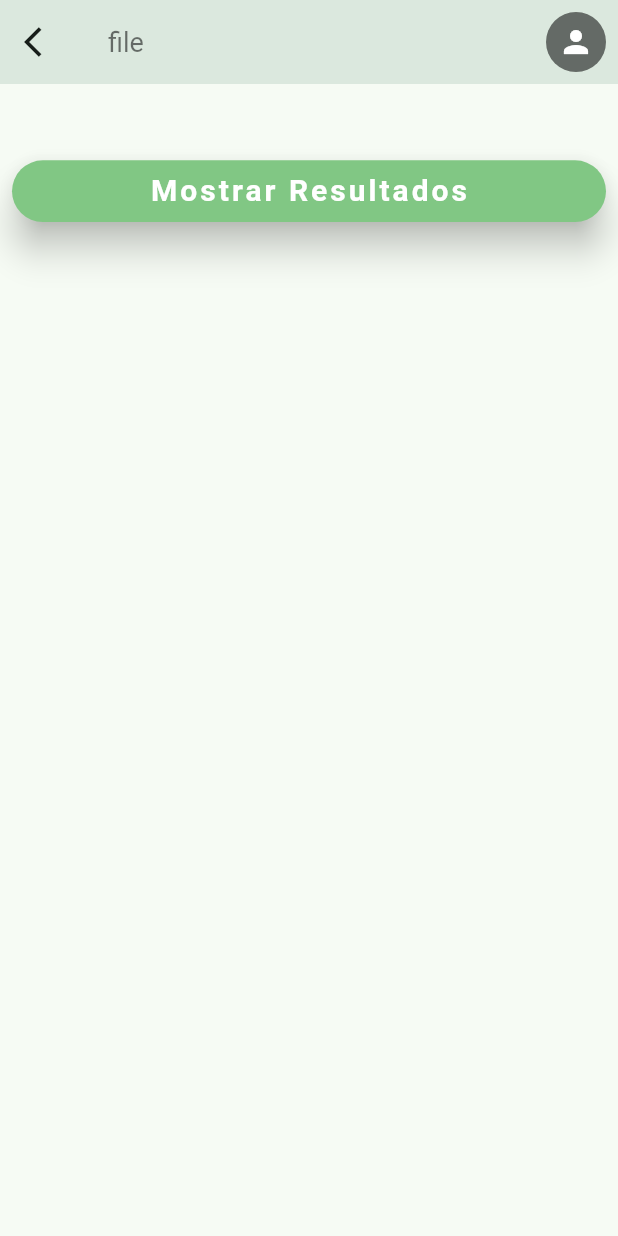
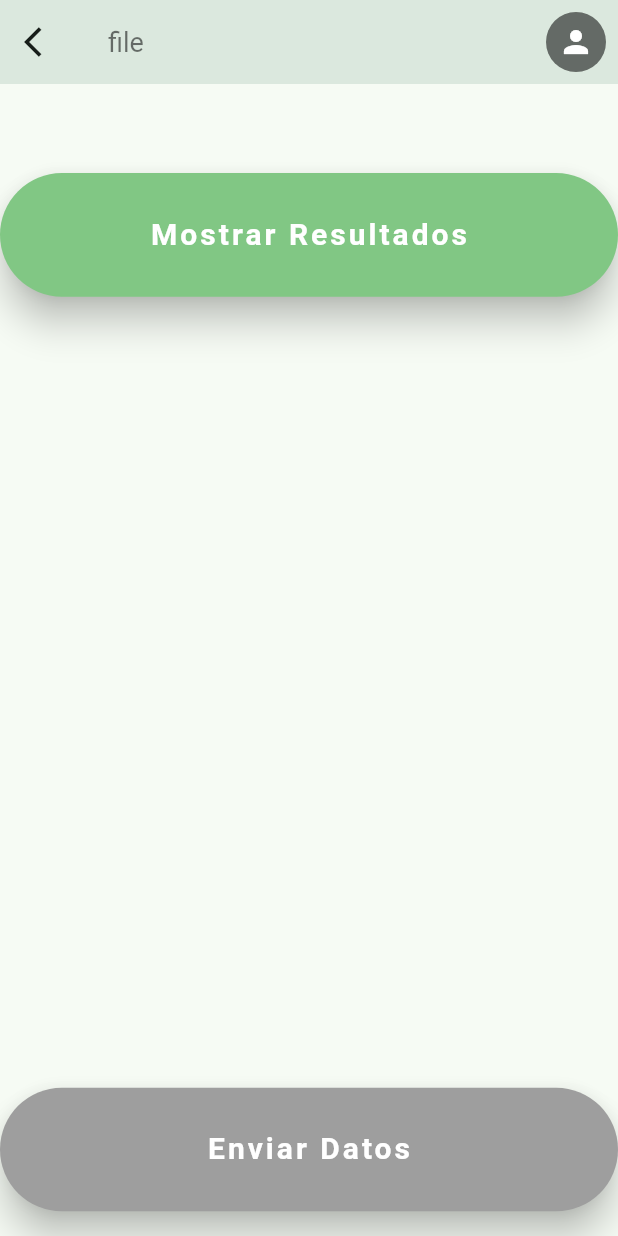
Before and after one commit to IngAndresRincon/HermeticidadAPP, a Flutter app: the FilePage screen opened by its route, on a phone screen of 412 x 824 dp. Run offline on Flutter 3.47's test engine with Material 2 defaults, Android fonts, the phone set to English and light mode, and no system bars; our stand-ins replace fluttertoast, syncfusion_flutter_charts.

Commit message:
Sincronizacion Archivo txt desde servidor

```diff
--- a/lib/Page/showFilePage.dart
+++ b/lib/Page/showFilePage.dart
@@ -2,6 +2,7 @@ import 'package:flutter/material.dart';
 import 'package:hermeticidadapp/Models/models.dart';
 import 'package:hermeticidadapp/Tools/complements.dart';
 import 'package:hermeticidadapp/Widgets/elevateButton.dart';
+import 'package:http/http.dart' as http;
 
 class FilePage extends StatefulWidget {
   FilePage({super.key});
@@ -12,10 +13,18 @@ class FilePage extends StatefulWidget {
 
 class _filePageState extends State<FilePage> {
   String fileContent = "";
+  bool isSincronizeFile = false;
+  final fileUrl = 'http://192.168.11.100:81/SD';
 
-  void showDataFile() async {
+  Future<void> showDataFile() async {
     fileContent = await widget.storage.readFileData();
     setState(() {});
+  }
+
+  Future<void> sincronizeFile() async {
+    widget.storage.writeFileData("Inicio de llenado\n");
+    final response = await http.get(Uri.parse(fileUrl));
+    widget.storage.writeFileData(response.body);
   }
 
   @override
@@ -47,31 +56,50 @@ class _filePageState extends State<FilePage> {
             )
           ],
         ),
-        body: CustomScrollView(
+        body: Column(
+          mainAxisAlignment: MainAxisAlignment.spaceEvenly,
+          children: [
+            Container(
+              height: getScreenSize(context).height * .1,
+              width: getScreenSize(context).width,
+            ),
+            Container(
+              height: getScreenSize(context).height * .1,
+              width: getScreenSize(context).width,
+              child: CustomerElevateButton(
+                  onPressed: () async {
+                    showDialogLoad(context);
+                    await sincronizeFile().then((value) {
+                      Navigator.pop(context);
+                    });
+                    showDialogLoad(context);
+                    await showDataFile().then((value) {
+                      Navigator.pop(context);
+                    });
+                    isSincronizeFile = true;
+                  },
+                  texto: "Mostrar Resultados",
+                  colorTexto: Colors.white,
+                  colorButton: Colors.green.shade300,
+                  height: .05,
+                  width: .45),
+            ),
+            Container(
+              height: getScreenSize(context).height * .6,
+              width: getScreenSize(context).width,
+              child: CustomScrollView(
                 slivers: <Widget>[
                   SliverPadding(
                     padding: const EdgeInsets.all(8),
                     sliver: SliverList(
                       delegate: SliverChildListDelegate(
                         <Widget>[
-                    Container(
-                      height: getScreenSize(context).height * 0.12,
-                    ),
-                    CustomerElevateButton(
-                        onPressed: showDataFile,
-                        texto: "Mostrar Resultados",
-                        colorTexto: Colors.white,
-                        colorButton: Colors.green.shade300,
-                        height: .05,
-                        width: .45),
-                    const SizedBox(
-                      height: 20,
-                    ),
                           Column(
                             mainAxisAlignment: MainAxisAlignment.center,
                             children: [
                               Text(
                                 fileContent,
+                                textAlign: TextAlign.center,
                                 style: const TextStyle(
                                     letterSpacing: 4,
                                     fontSize: 16,
@@ -85,6 +113,26 @@ class _filePageState extends State<FilePage> {
                     ),
                   ),
                 ],
+              ),
+            ),
+            Container(
+              height: getScreenSize(context).height * .1,
+              width: getScreenSize(context).width,
+              child: CustomerElevateButton(
+                  onPressed: isSincronizeFile
+                      ? () {
+                          showMessageTOAST(
+                              context, "Archivo enviado", Colors.red);
+                        }
+                      : () {},
+                  texto: "Enviar Datos",
+                  colorTexto: Colors.white,
+                  colorButton:
+                      isSincronizeFile ? Colors.green.shade300 : Colors.grey,
+                  height: .05,
+                  width: .45),
+            )
+          ],
         ));
   }
 }
--- a/lib/Tools/complements.dart
+++ b/lib/Tools/complements.dart
@@ -19,7 +19,7 @@ Future<bool?> showMessageTOAST(
   return Fluttertoast.showToast(
       msg: mensaje,
       toastLength: Toast.LENGTH_LONG,
-      gravity: ToastGravity.BOTTOM,
+      gravity: ToastGravity.TOP,
       backgroundColor: color,
       textColor: Colors.white,
       fontSize: 16);
```
Also changed, not shown: lib/Models/models.dart (+11 -1 lines), lib/Page/testPage.dart (+41 -16 lines). Lines whose indentation alone changed are shown as unchanged.
